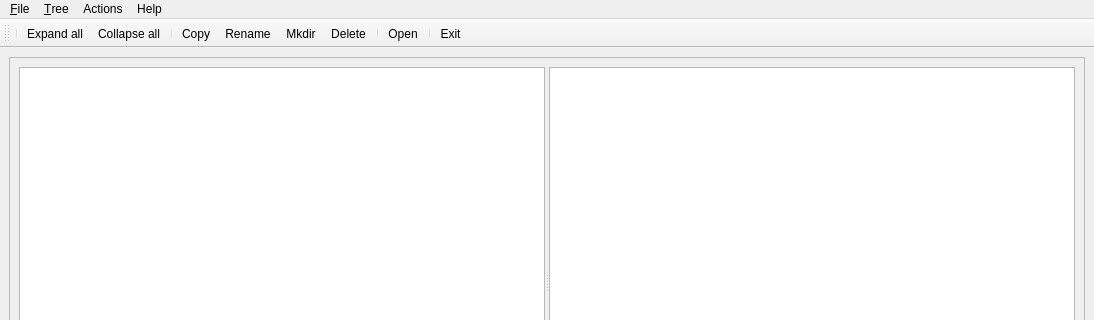
vangeytedvg/DenkaCommander, file mainwindow.ui: the form before one commit; both pictures show x 0 to 1094 and y 0 to 320 of the 1094 by 594 pixel window.
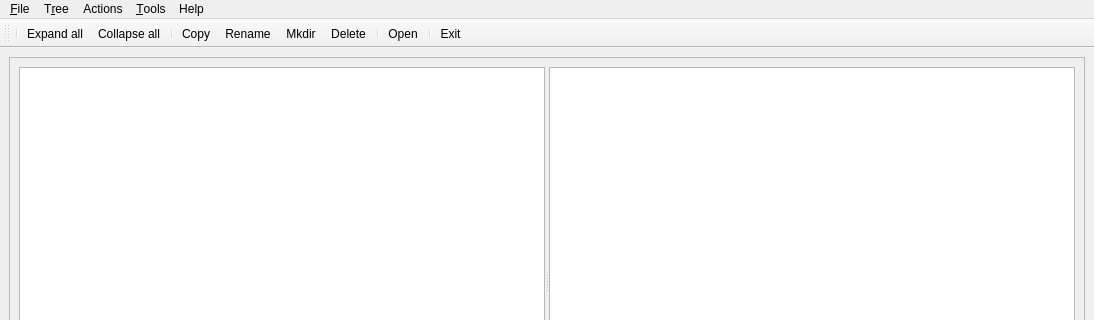
The form after the commit. Icons and pictures are not drawn.

```diff
--- a/mainwindow.ui
+++ b/mainwindow.ui
@@ -495,7 +495,7 @@
    </widget>
    <widget class="QMenu" name="menu_Tree">
     <property name="title">
-     <string>&amp;Tree</string>
+     <string>T&amp;ree</string>
     </property>
     <addaction name="action_Expand_all"/>
     <addaction name="action_Collapse_all"/>
@@ -517,9 +517,16 @@
     <addaction name="action_About_Denka_Commander"/>
     <addaction name="actionAbout_Qt5"/>
    </widget>
+   <widget class="QMenu" name="menu_Tools">
+    <property name="title">
+     <string>&amp;Tools</string>
+    </property>
+    <addaction name="action_Options"/>
+   </widget>
    <addaction name="menu_File"/>
    <addaction name="menu_Tree"/>
    <addaction name="menuActions"/>
+   <addaction name="menu_Tools"/>
    <addaction name="menuHelp"/>
   </widget>
   <widget class="QStatusBar" name="statusbar"/>
```
Left out of the diff: 5 changed lines with no effect on the pictures.
